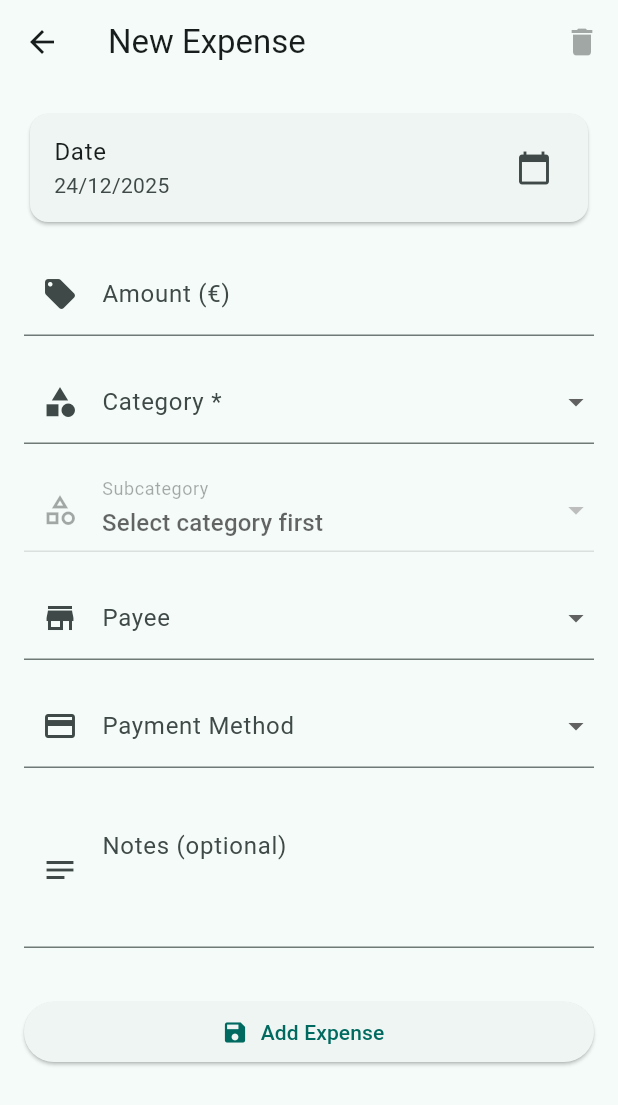
After one commit to drigoor/tooweeks_thing, a Flutter app: the screen it shows after launch, after a tap on "Add your first expense", on a phone screen of 412 x 824 dp. The commit adds this screen. Shown: the top 1105 px of the screen. Run offline on Flutter 3.47's test engine with Material 3 defaults, Android fonts, the phone set to English and light mode, and no system bars; our stand-ins replace get, sqflite, sqflite_common_ffi, yaml; accounts and stored records are empty.

Commit message:
Add expense ui

```diff
--- a/lib/expense_controller.dart
+++ b/lib/expense_controller.dart
@@ -12,10 +12,10 @@ class ExpenseController extends GetxController {
   @override
   void onInit() {
     super.onInit();
-    _loadExpenses();
+    loadExpenses();
   }
 
-  Future<void> _loadExpenses() async {
+  Future<void> loadExpenses() async {
     isLoading.value = true;
     try {
       final data = await repo.getAll();
--- /dev/null
+++ b/lib/expense_detail_screen.dart
@@ -0,0 +1,306 @@
+import 'package:flutter/material.dart';
+import 'package:get/get.dart';
+
+import 'classification.dart';
+import 'classification_controller.dart';
+import 'expense.dart';
+import 'expense_controller.dart';
+
+class ExpenseDetailScreen extends StatefulWidget {
+  final Expense? expense;
+  const ExpenseDetailScreen({super.key, this.expense});
+
+  @override
+  State<ExpenseDetailScreen> createState() => _ExpenseDetailScreenState();
+}
+
+class _ExpenseDetailScreenState extends State<ExpenseDetailScreen> {
+  final _formKey = GlobalKey<FormState>();
+  late final TextEditingController _amountController;
+  late final TextEditingController _notesController;
+
+  DateTime _selectedDate = DateTime.now();
+  Classification? _selectedCategory;
+  Classification? _selectedSubcategory;
+  Classification? _selectedPayee;
+  Classification? _selectedPaymentMethod;
+
+  @override
+  void initState() {
+    super.initState();
+    _amountController = TextEditingController();
+    _notesController = TextEditingController();
+
+    if (widget.expense != null) {
+      final expense = widget.expense!;
+      _selectedDate = expense.date;
+      _amountController.text = (expense.amount / 100.0).toString();
+      _notesController.text = expense.notes;
+    }
+  }
+
+  @override
+  void dispose() {
+    _amountController.dispose();
+    _notesController.dispose();
+    super.dispose();
+  }
+
+  @override
+  Widget build(BuildContext context) {
+    final classificationController = Get.find<ClassificationController>();
+
+    return Scaffold(
+      resizeToAvoidBottomInset: true,
+      appBar: AppBar(
+        title: Text(widget.expense == null ? 'New Expense' : 'Edit Expense'),
+        actions: [
+          IconButton(
+            icon: const Icon(Icons.delete),
+            onPressed: widget.expense != null ? _deleteExpense : null,
+          ),
+        ],
+      ),
+      body: SafeArea(
+        child: Form(
+          key: _formKey,
+          child: ListView(
+            padding: EdgeInsets.only(
+              left: 16,
+              top: 16,
+              right: 16,
+              bottom: MediaQuery.of(context).viewInsets.bottom,
+            ),
+            //padding: const EdgeInsets.all(16),
+            children: [
+              // Date Picker Row
+              Card(
+                child: ListTile(
+                  title: const Text('Date'),
+                  subtitle: Text(
+                    '${_selectedDate.day}/${_selectedDate.month}/${_selectedDate.year}',
+                  ),
+                  trailing: const Icon(Icons.calendar_today),
+                  onTap: _showDatePicker,
+                ),
+              ),
+              const SizedBox(height: 16),
+
+              // Amount Field
+              TextFormField(
+                controller: _amountController,
+                keyboardType: const TextInputType.numberWithOptions(decimal: true),
+                decoration: const InputDecoration(
+                  labelText: 'Amount (€)',
+                  prefixText: '€ ',
+                  prefixIcon: Icon(Icons.local_offer),
+                ),
+                validator: _amountValidator,
+                onChanged: (value) {
+                  // Auto-format as user types
+                  final cleanValue = value.replaceAll(',', '.');
+                  if (cleanValue != value) {
+                    _amountController.value = TextEditingValue(
+                      text: cleanValue,
+                      selection: TextSelection.collapsed(offset: cleanValue.length),
+                    );
+                  }
+                },
+              ),
+              const SizedBox(height: 16),
+
+              // Category Dropdown
+              _buildCategoryDropdown(classificationController),
+              const SizedBox(height: 16),
+
+              // Subcategory Dropdown (optional)
+              _buildSubcategoryDropdown(classificationController),
+              const SizedBox(height: 16),
+
+              // Payee Dropdown
+              _buildPayeeDropdown(classificationController),
+              const SizedBox(height: 16),
+
+              // Payment Method Dropdown
+              _buildPaymentMethodDropdown(classificationController),
+              const SizedBox(height: 16),
+
+              // Notes Field
+              TextFormField(
+                controller: _notesController,
+                maxLines: 3,
+                decoration: const InputDecoration(
+                  labelText: 'Notes (optional)',
+                  prefixIcon: Icon(Icons.notes),
+                  alignLabelWithHint: true,
+                ),
+              ),
+              const SizedBox(height: 32),
+
+              // Save/Update Button
+              ElevatedButton.icon(
+                icon: const Icon(Icons.save),
+                label: Text(widget.expense == null ? 'Add Expense' : 'Update Expense'),
+                onPressed: () => _saveExpense(Get.find<ExpenseController>()),  // ← FIXED!
+              ),
+              const SizedBox(height: 32),
+            ],
+          ),
+        ),
+      ),
+    );
+  }
+
+  Widget _buildCategoryDropdown(ClassificationController controller) {
+    return DropdownButtonFormField<Classification>(
+      initialValue: _selectedCategory,
+      isExpanded: true,
+      decoration: const InputDecoration(
+        labelText: 'Category *',
+        prefixIcon: Icon(Icons.category),
+      ),
+      items: controller.classifications
+          .where((c) => c.kind == 'expense_category' && c.parentId == null)  // Top-level only
+          .map((c) => DropdownMenuItem(value: c, child: Text(c.name)))
+          .toList(),
+      validator: (value) => value == null ? 'Select category' : null,
+      onChanged: (value) => setState(() {
+        _selectedCategory = value;
+        _selectedSubcategory = null;  // Reset subcategory when category changes
+      }),
+    );
+  }
+
+  Widget _buildSubcategoryDropdown(ClassificationController controller) {
+    return DropdownButtonFormField<Classification>(
+      initialValue: _selectedSubcategory,
+      isExpanded: true,
+      decoration: InputDecoration(
+        labelText: 'Subcategory',
+        prefixIcon: const Icon(Icons.category_outlined),
+        hintText: _selectedCategory == null ? 'Select category first' : 'Optional',
+        enabled: _selectedCategory != null,  // disabled until category selected
+      ),
+      items: _selectedCategory == null
+          ? []  // Empty when no category
+          : controller.classifications
+          .where((c) => c.kind == 'expense_category' &&
+          c.parentId == _selectedCategory!.id)
+          .map((c) => DropdownMenuItem(value: c, child: Text(c.name)))
+          .toList(),
+      onChanged: _selectedCategory == null
+          ? null
+          : (value) => setState(() => _selectedSubcategory = value),
+    );
+  }
+
+  Widget _buildPayeeDropdown(ClassificationController controller) {
+    return DropdownButtonFormField<Classification>(
+      initialValue: _selectedPayee,
+      isExpanded: true,
+      decoration: const InputDecoration(
+        labelText: 'Payee',
+        prefixIcon: Icon(Icons.store),
+      ),
+      items: controller.classifications
+          .where((c) => c.kind == 'payee')
+          .map((c) => DropdownMenuItem(value: c, child: Text(c.name)))
+          .toList(),
+      onChanged: (value) => setState(() => _selectedPayee = value),
+    );
+  }
+
+  Widget _buildPaymentMethodDropdown(ClassificationController controller) {
+    return DropdownButtonFormField<Classification>(
+      initialValue: _selectedPaymentMethod,
+      isExpanded: true,
+      decoration: const InputDecoration(
+        labelText: 'Payment Method',
+        prefixIcon: Icon(Icons.payment),
+      ),
+      items: controller.classifications
+          .where((c) => c.kind == 'payment_method')
+          .map((c) => DropdownMenuItem(value: c, child: Text(c.name)))
+          .toList(),
+      onChanged: (value) => setState(() => _selectedPaymentMethod = value),
+    );
+  }
+
+  String? _amountValidator(String? value) {
+    if (value == null || value.isEmpty) return 'Enter amount';
+    final amount = double.tryParse(value.replaceAll(',', '.'));
+    if (amount == null || amount <= 0) return 'Enter valid amount';
+    return null;
+  }
+
+  void _showDatePicker() async {
+    final picked = await showDatePicker(
+      context: context,
+      initialDate: _selectedDate,
+      firstDate: DateTime(2020),
+      lastDate: DateTime.now(),
+    );
+    if (picked != null) {
+      setState(() => _selectedDate = picked);
+    }
+  }
+
+  Future<void> _saveExpense(ExpenseController controller) async {
+    if (!_formKey.currentState!.validate()) return;
+
+    final amountText = _amountController.text.replaceAll(',', '.');
+    final amount = double.parse(amountText);
+    final amountCents = (amount * 100).round();
+
+    final expense = Expense(
+      id: widget.expense?.id,
+      date: _selectedDate,
+      categoryId: _selectedCategory!.id!,
+      subcategoryId: _selectedSubcategory?.id,
+      amount: amountCents,
+      payeeId: _selectedPayee?.id,
+      paymentMethodId: (_selectedPaymentMethod?.id)!,
+      notes: _notesController.text.trim().isEmpty ? "" : _notesController.text.trim(),
+    );
+
+    if (widget.expense == null) {
+      // New expense
+      await controller.addExpense(expense);
+      Get.back();
+    } else {
+      // Update existing
+      final success = await controller.updateExpense(expense);
+      if (success) {
+        Get.back();
+      } else {
+        Get.snackbar('Error', 'Failed to update expense');
+      }
+    }
+  }
+
+  Future<void> _deleteExpense() async {
+    final confirmed = await Get.dialog<bool>(
+      AlertDialog(
+        title: const Text('Delete Expense?'),
+        content: Text('Delete "${widget.expense!.date}" expense?'),
+        actions: [
+          TextButton(onPressed: Get.back, child: const Text('Cancel')),
+          FilledButton(
+            style: FilledButton.styleFrom(backgroundColor: Colors.red),
+            onPressed: () => Get.back(result: true),
+            child: const Text('Delete'),
+          ),
+        ],
+      ),
+    );
+
+    if (confirmed == true) {
+      final controller = Get.find<ExpenseController>();
+      final result = await controller.deleteExpense(widget.expense!.id!);
+      if (result) {
+        Get.back(); // Close detail
+        Get.back(); // Close list? Optional
+      }
+    }
+  }
+}
--- /dev/null
+++ b/lib/expense_list_screen.dart
@@ -0,0 +1,168 @@
+import 'package:flutter/material.dart';
+import 'package:get/get.dart';
+
+import 'expense.dart';
+import 'expense_controller.dart';
+import 'expense_detail_screen.dart';
+import 'utils.dart';
+
+class ExpenseListScreen extends GetView<ExpenseController> {
+  const ExpenseListScreen({super.key});
+
+  @override
+  Widget build(BuildContext context) {
+    return Scaffold(
+      appBar: AppBar(
+        title: const Text('Expenses'),
+        actions: [
+          Obx(() => PopupMenuButton<String>(
+            enabled: !controller.isLoading.value,
+            onSelected: _handleAction,
+            itemBuilder: (context) => [
+              const PopupMenuItem(
+                value: 'add',
+                child: Row(children: [
+                  Icon(Icons.add),
+                  SizedBox(width: 8),
+                  Text('Add Expense'),
+                ]),
+              ),
+              const PopupMenuItem(
+                value: 'refresh',
+                child: Row(children: [
+                  Icon(Icons.refresh),
+                  SizedBox(width: 8),
+                  Text('Refresh'),
+                ]),
+              ),
+            ],
+          )),
+        ],
+      ),
+      body: Obx(() => _buildBody()),
+      floatingActionButton: FloatingActionButton(
+        onPressed: controller.isLoading.value ? null : _addNewExpense,
+        child: const Icon(Icons.add),
+      ),
+    );
+  }
+
+  Widget _buildBody() {
+    if (controller.isLoading.value) {
+      return const Center(child: CircularProgressIndicator());
+    }
+
+    if (controller.expenses.isEmpty) {
+      return Center(
+        child: Column(
+          mainAxisAlignment: MainAxisAlignment.center,
+          children: [
+            const Icon(Icons.receipt_long, size: 64, color: Colors.grey),
+            const SizedBox(height: 16),
+            const Text('No expenses yet', style: TextStyle(fontSize: 18)),
+            const SizedBox(height: 8),
+            TextButton(
+              onPressed: _addNewExpense,
+              child: const Text('Add your first expense'),
+            ),
+          ],
+        ),
+      );
+    }
+
+    return ListView.builder(
+      itemCount: controller.expenses.length,
+      itemBuilder: (context, index) {
+        final expense = controller.expenses[index];
+        return Card(
+          margin: const EdgeInsets.symmetric(horizontal: 16, vertical: 4),
+          child: ListTile(
+            leading: CircleAvatar(
+              child: Text(formatAmount(expense.amount)),
+            ),
+            title: Text('${expense.date}'),
+            subtitle: Column(
+              crossAxisAlignment: CrossAxisAlignment.start,
+              children: [
+                Text('€${formatAmount(expense.amount)}'),
+                if (expense.notes.isNotEmpty) Text(expense.notes),
+              ],
+            ),
+            trailing: PopupMenuButton<String>(
+              onSelected: (value) => _handleItemAction(expense.id!, value),
+              itemBuilder: (context) => [
+                const PopupMenuItem(value: 'edit', child: Text('Edit')),
+                const PopupMenuItem(value: 'delete', child: Text('Delete')),
+              ],
+            ),
+            onTap: () => _editExpense(expense),
+          ),
+        );
+      },
+    );
+  }
+
+  // Action handlers
+  Future<void> _handleAction(String value) async {
+    switch (value) {
+      case 'add':
+        _addNewExpense();
+        break;
+      case 'refresh':
+        await controller.loadExpenses();
+        break;
+    }
+  }
+
+  Future<void> _handleItemAction(int expenseId, String value) async {
+    switch (value) {
+      case 'edit':
+        final expense = controller.expenses.firstWhere((e) => e.id == expenseId);
+        _editExpense(expense);
+        break;
+      case 'delete':
+        final confirmed = await _confirmDelete(expenseId);
+        if (confirmed) {
+          final result = await controller.deleteExpense(expenseId);
+          _showResult(result ? "Deleted" : "Something wrong!");
+        }
+        break;
+    }
+  }
+
+  void _addNewExpense() {
+    Get.to(() => const ExpenseDetailScreen());
+  }
+
+  void _editExpense(Expense expense) {
+    Get.to(() => ExpenseDetailScreen(expense: expense));
+  }
+
+  Future<bool> _confirmDelete(int expenseId) async {
+    return await Get.dialog<bool>(
+      AlertDialog(
+        title: const Text('Delete Expense?'),
+        content: const Text('This action cannot be undone.'),
+        actions: [
+          TextButton(
+            onPressed: () => Get.back(result: false),
+            child: const Text('Cancel'),
+          ),
+          FilledButton(
+            style: FilledButton.styleFrom(backgroundColor: Colors.red),
+            onPressed: () => Get.back(result: true),
+            child: const Text('Delete'),
+          ),
+        ],
+      ),
+    ) ?? false;
+  }
+
+  void _showResult(String result) {
+    if (result.contains('Deleted')) {
+      Get.snackbar('Success', result, snackPosition: SnackPosition.TOP);
+    } else {
+      Get.snackbar('Error', result, snackPosition: SnackPosition.TOP);
+    }
+  }
+}
--- /dev/null
+++ b/lib/home_screen.dart
@@ -0,0 +1,46 @@
+import 'package:flutter/material.dart';
+import 'package:get/get.dart';
+
+import 'classification_list_screen.dart';
+import 'expense_list_screen.dart';
+
+class MyApp extends StatelessWidget {
+  const MyApp({super.key});
+
+  @override
+  Widget build(BuildContext context) {
+    return GetMaterialApp(
+      title: 'Expenses App',
+      theme: ThemeData(useMaterial3: true, colorSchemeSeed: Colors.teal),
+      home: const HomeScreen(),
+    );
+  }
+}
+
+class HomeScreen extends StatelessWidget {
+  const HomeScreen({super.key});
+
+  @override
+  Widget build(BuildContext context) {
+    return DefaultTabController(
+      length: 2,
+      child: Scaffold(
+        appBar: AppBar(
+          title: const Text('Expenses App'),
+          bottom: const TabBar(
+            tabs: [
+              Tab(icon: Icon(Icons.receipt_long), text: 'Expenses'),
+              Tab(icon: Icon(Icons.category), text: 'Categories'),
+            ],
+          ),
+        ),
+        body: const TabBarView(
+          children: [
+            ExpenseListScreen(),
+            ClassificationListScreen(),
+          ],
+        ),
+      ),
+    );
+  }
+}
--- a/lib/main.dart
+++ b/lib/main.dart
@@ -5,15 +5,17 @@ import 'package:flutter/services.dart' show rootBundle;
 import 'package:get/get.dart';
 import 'package:sqflite_common_ffi/sqflite_ffi.dart';
 
+import 'home_screen.dart';
 import 'classification_controller.dart';
-import 'classification_list_screen.dart';
 import 'classification_repo.dart';
 import 'classification_yaml.dart';
 import 'database_helper.dart';
+import 'expense_controller.dart';
 
 Future<void> main() async {
   WidgetsFlutterBinding.ensureInitialized();
 
+  // support desktop database support
   if (!Platform.isAndroid && !Platform.isIOS) {
     sqfliteFfiInit();
     databaseFactory = databaseFactoryFfi;
@@ -25,13 +27,15 @@ Future<void> main() async {
   final classificationRepo = ClassificationRepository();
   final isEmpty = await classificationRepo.isEmpty();
   if (isEmpty) {
-    final yamlString = await rootBundle.loadString('assets/bootstrap_data.yaml');
+    final yamlString = await rootBundle.loadString(
+      'assets/bootstrap_data.yaml',
+    );
     final classifications = parseClassificationsFromYaml(yamlString);
     await classificationRepo.insertAll(classifications);
   }
 
-  // Inject controller for dependency injection
   Get.put(ClassificationController());
+  Get.put(ExpenseController());
 
   runApp(const MyApp());
 }
@@ -43,9 +47,9 @@ class MyApp extends StatelessWidget {
   Widget build(BuildContext context) {
     return GetMaterialApp(
       debugShowCheckedModeBanner: false,
-      title: 'Classifications',
-      theme: ThemeData(useMaterial3: true),
-      home: const ClassificationListScreen(),
+      title: 'Expenses Things',
+      theme: ThemeData(useMaterial3: true, colorSchemeSeed: Colors.teal),
+      home: const HomeScreen(),
     );
   }
 }
```
